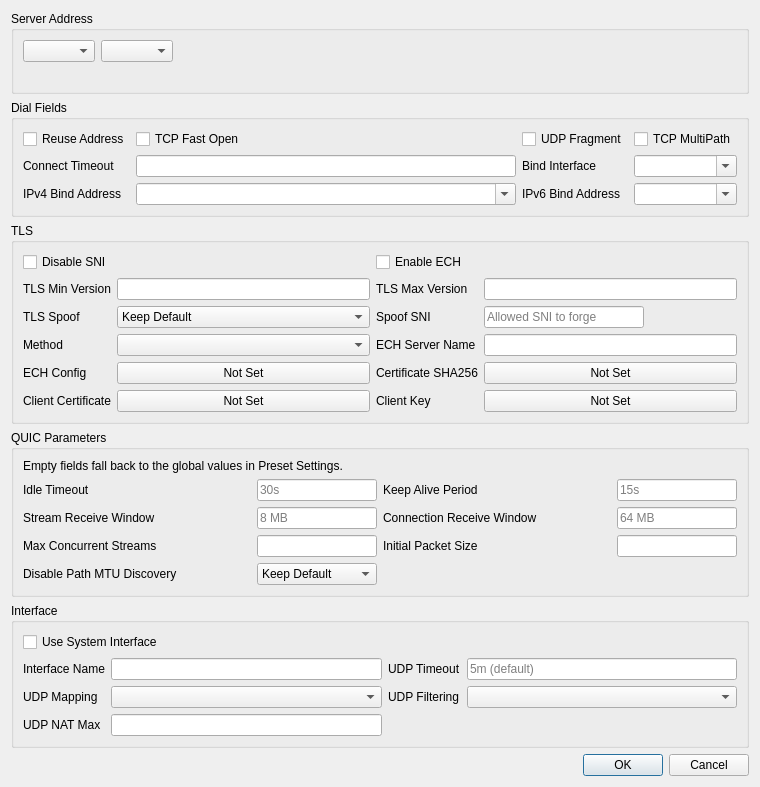
Qt form upstream/include/ui/profile/edit_advanced.ui (hopol/throne-mirror) before a commit.
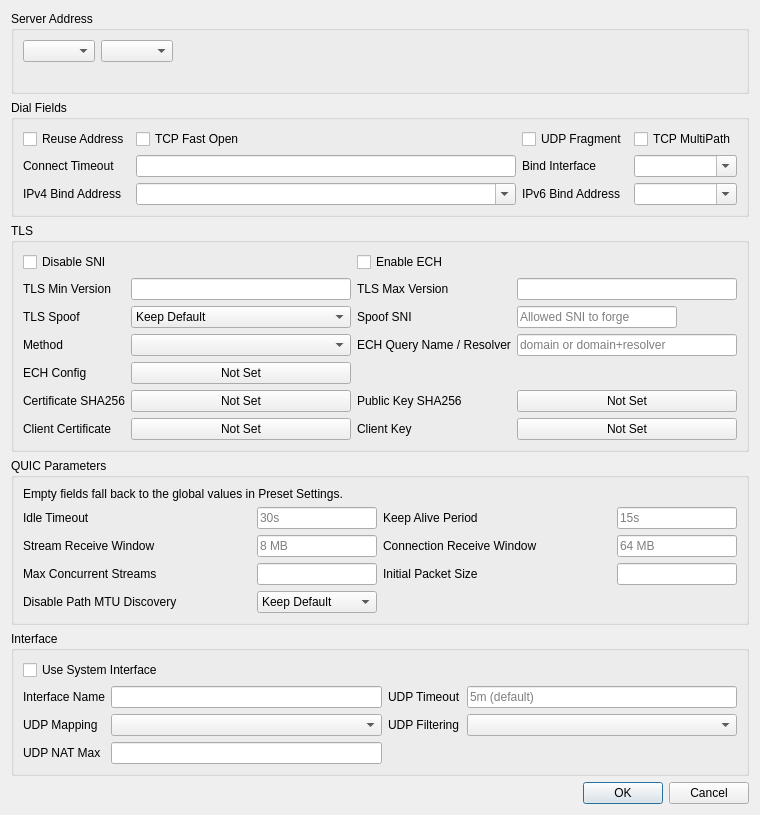
The same form after that commit.

Diff of the .ui file:
```diff
--- a/upstream/include/ui/profile/edit_advanced.ui
+++ b/upstream/include/ui/profile/edit_advanced.ui
@@ -393,7 +393,7 @@
          <string>&lt;html&gt;&lt;head/&gt;&lt;body&gt;&lt;h4 style=&quot; margin-top:12px; margin-bottom:12px; margin-left:0px; margin-right:0px; -qt-block-indent:0; text-indent:0px;&quot;&gt;&lt;a name=&quot;query_server_name&quot;/&gt;&lt;span style=&quot; font-size:medium; font-weight:700;&quot;&gt;q&lt;/span&gt;&lt;span style=&quot; font-size:medium; font-weight:700;&quot;&gt;uery_server_name in sing-box&lt;/span&gt;&lt;/h4&gt;&lt;/body&gt;&lt;/html&gt;</string>
         </property>
         <property name="text">
-         <string>ECH Server Name</string>
+         <string>ECH Query Name / Resolver</string>
         </property>
         <property name="buddy">
          <cstring>ech_server_name</cstring>
@@ -401,7 +401,11 @@
        </widget>
       </item>
       <item row="3" column="3">
-       <widget class="QLineEdit" name="ech_server_name"/>
+       <widget class="QLineEdit" name="ech_server_name">
+        <property name="placeholderText">
+         <string>domain or domain+resolver</string>
+        </property>
+       </widget>
       </item>
       <item row="4" column="0">
        <widget class="QLabel" name="label_2">
@@ -420,7 +424,7 @@
         </property>
        </widget>
       </item>
-      <item row="4" column="2">
+      <item row="5" column="0">
        <widget class="QLabel" name="label_3">
         <property name="text">
          <string>Certificate SHA256</string>
@@ -430,14 +434,34 @@
         </property>
        </widget>
       </item>
-      <item row="4" column="3">
+      <item row="5" column="1">
        <widget class="QPushButton" name="cert_sha256">
         <property name="text">
          <string>Not Set</string>
         </property>
        </widget>
       </item>
-      <item row="5" column="0">
+      <item row="5" column="2">
+       <widget class="QLabel" name="cert_public_key_sha256_l">
+        <property name="toolTip">
+         <string>&lt;html&gt;&lt;head/&gt;&lt;body&gt;&lt;p&gt;SHA-256 of the server certificate's public key in base64, one per line. A match replaces CA verification and survives renewals that keep the key.&lt;/p&gt;&lt;p&gt;Cannot be combined with a custom Certificate.&lt;/p&gt;&lt;/body&gt;&lt;/html&gt;</string>
+        </property>
+        <property name="text">
+         <string>Public Key SHA256</string>
+        </property>
+        <property name="buddy">
+         <cstring>cert_public_key_sha256</cstring>
+        </property>
+       </widget>
+      </item>
+      <item row="5" column="3">
+       <widget class="QPushButton" name="cert_public_key_sha256">
+        <property name="text">
+         <string>Not Set</string>
+        </property>
+       </widget>
+      </item>
+      <item row="6" column="0">
        <widget class="QLabel" name="label_4">
         <property name="text">
          <string>Client Certificate</string>
@@ -447,14 +471,14 @@
         </property>
        </widget>
       </item>
-      <item row="5" column="1">
+      <item row="6" column="1">
        <widget class="QPushButton" name="client_cert">
         <property name="text">
          <string>Not Set</string>
         </property>
        </widget>
       </item>
-      <item row="5" column="2">
+      <item row="6" column="2">
        <widget class="QLabel" name="label_5">
         <property name="text">
          <string>Client Key</string>
@@ -464,7 +488,7 @@
         </property>
        </widget>
       </item>
-      <item row="5" column="3">
+      <item row="6" column="3">
        <widget class="QPushButton" name="client_key">
         <property name="text">
          <string>Not Set</string>
```
Left out of the diff: 4 changed lines with no effect on the pictures.
